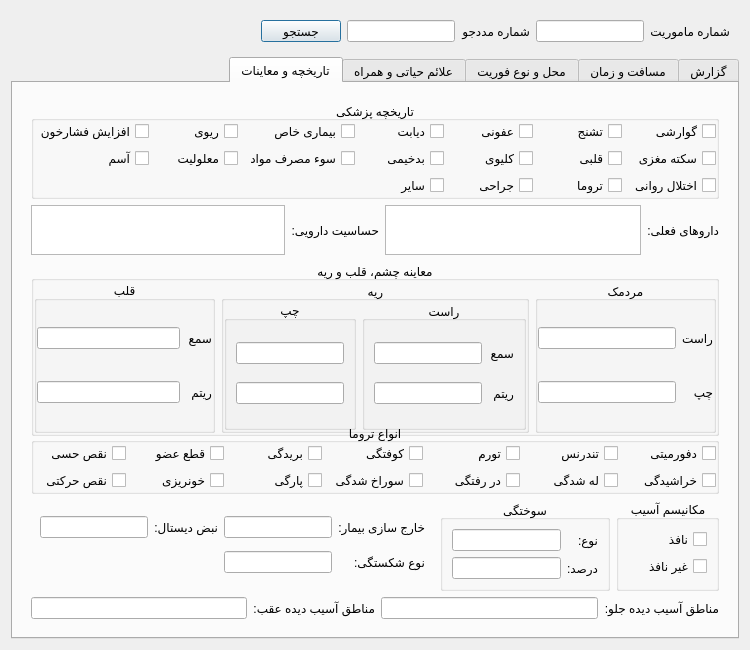
Before: the Qt Designer form src/hamyar_paygah/new_ui/widgets/mission_details_tab.ui in MohsenHNSJ/HamyarPaygahPy, drawn with Qt 5.
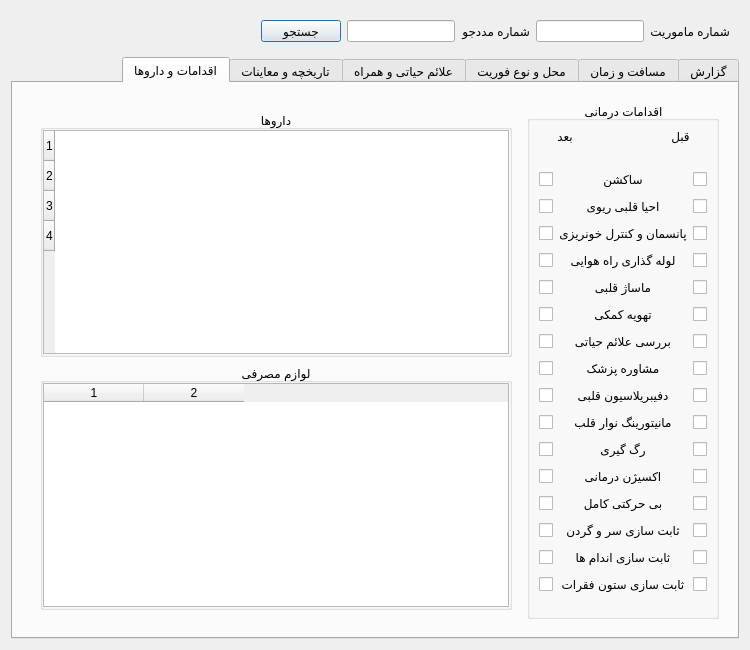
After: the same form once the commit is applied.

Commit message: Added medical actions section

What changed in the file:
```diff
--- a/src/hamyar_paygah/new_ui/widgets/mission_details_tab.ui
+++ b/src/hamyar_paygah/new_ui/widgets/mission_details_tab.ui
@@ -127,7 +127,7 @@
    <item>
     <widget class="QTabWidget" name="mission_data_tab_widget">
      <property name="currentIndex">
-      <number>4</number>
+      <number>5</number>
      </property>
      <property name="documentMode">
       <bool>false</bool>
@@ -2590,6 +2590,674 @@
        </item>
       </layout>
      </widget>
+     <widget class="QWidget" name="medical_actions_tab">
+      <attribute name="title">
+       <string>اقدامات و داروها</string>
+      </attribute>
+      <layout class="QVBoxLayout" name="verticalLayout_10">
+       <item>
+        <widget class="QWidget" name="medical_action_main_frame" native="true">
+         <layout class="QHBoxLayout" name="horizontalLayout_27">
+          <item>
+           <widget class="QGroupBox" name="medical_actions_group_box">
+            <property name="title">
+             <string>اقدامات درمانی</string>
+            </property>
+            <property name="alignment">
+             <set>Qt::AlignmentFlag::AlignCenter</set>
+            </property>
+            <layout class="QVBoxLayout" name="verticalLayout_14">
+             <property name="leftMargin">
+              <number>0</number>
+             </property>
+             <property name="topMargin">
+              <number>0</number>
+             </property>
+             <property name="rightMargin">
+              <number>0</number>
+             </property>
+             <property name="bottomMargin">
+              <number>0</number>
+             </property>
+             <item>
+              <widget class="QWidget" name="before_after_indicator_section" native="true">
+               <property name="maximumSize">
+                <size>
+                 <width>16777215</width>
+                 <height>30</height>
+                </size>
+               </property>
+               <layout class="QHBoxLayout" name="horizontalLayout_28">
+                <property name="spacing">
+                 <number>20</number>
+                </property>
+                <property name="leftMargin">
+                 <number>5</number>
+                </property>
+                <property name="topMargin">
+                 <number>5</number>
+                </property>
+                <property name="rightMargin">
+                 <number>5</number>
+                </property>
+                <property name="bottomMargin">
+                 <number>5</number>
+                </property>
+                <item>
+                 <widget class="QLabel" name="before_medical_action_label">
+                  <property name="text">
+                   <string>قبل</string>
+                  </property>
+                  <property name="textFormat">
+                   <enum>Qt::TextFormat::PlainText</enum>
+                  </property>
+                  <property name="alignment">
+                   <set>Qt::AlignmentFlag::AlignCenter</set>
+                  </property>
+                 </widget>
+                </item>
+                <item>
+                 <spacer name="horizontalSpacer">
+                  <property name="orientation">
+                   <enum>Qt::Orientation::Horizontal</enum>
+                  </property>
+                  <property name="sizeType">
+                   <enum>QSizePolicy::Policy::Preferred</enum>
+                  </property>
+                  <property name="sizeHint" stdset="0">
+                   <size>
+                    <width>35</width>
+                    <height>5</height>
+                   </size>
+                  </property>
+                 </spacer>
+                </item>
+                <item>
+                 <widget class="QLabel" name="after_medical_action_label">
+                  <property name="layoutDirection">
+                   <enum>Qt::LayoutDirection::RightToLeft</enum>
+                  </property>
+                  <property name="text">
+                   <string>بعد</string>
+                  </property>
+                  <property name="textFormat">
+                   <enum>Qt::TextFormat::PlainText</enum>
+                  </property>
+                  <property name="alignment">
+                   <set>Qt::AlignmentFlag::AlignCenter</set>
+                  </property>
+                 </widget>
+                </item>
+               </layout>
+              </widget>
+             </item>
+             <item>
+              <widget class="QWidget" name="medical_actions_grid" native="true">
+               <layout class="QGridLayout" name="gridLayout_11">
+                <item row="3" column="1">
+                 <widget class="QLabel" name="airway_tube_action_label">
+                  <property name="text">
+                   <string>لوله گذاری راه هوایی</string>
+                  </property>
+                  <property name="textFormat">
+                   <enum>Qt::TextFormat::PlainText</enum>
+                  </property>
+                  <property name="alignment">
+                   <set>Qt::AlignmentFlag::AlignCenter</set>
+                  </property>
+                 </widget>
+                </item>
+                <item row="7" column="1">
+                 <widget class="QLabel" name="consultation_action_label">
+                  <property name="text">
+                   <string>مشاوره پزشک</string>
+                  </property>
+                  <property name="textFormat">
+                   <enum>Qt::TextFormat::PlainText</enum>
+                  </property>
+                  <property name="alignment">
+                   <set>Qt::AlignmentFlag::AlignCenter</set>
+                  </property>
+                 </widget>
+                </item>
+                <item row="14" column="1">
+                 <widget class="QLabel" name="limb_fix_action_label">
+                  <property name="text">
+                   <string>ثابت سازی اندام ها</string>
+                  </property>
+                  <property name="textFormat">
+                   <enum>Qt::TextFormat::PlainText</enum>
+                  </property>
+                  <property name="alignment">
+                   <set>Qt::AlignmentFlag::AlignCenter</set>
+                  </property>
+                 </widget>
+                </item>
+                <item row="4" column="1">
+                 <widget class="QLabel" name="cardiac_massage_action_label">
+                  <property name="text">
+                   <string>ماساژ قلبی</string>
+                  </property>
+                  <property name="textFormat">
+                   <enum>Qt::TextFormat::PlainText</enum>
+                  </property>
+                  <property name="alignment">
+                   <set>Qt::AlignmentFlag::AlignCenter</set>
+                  </property>
+                 </widget>
+                </item>
+                <item row="15" column="0">
+                 <widget class="QCheckBox" name="spinal_fix_action_before_checkBox">
+                  <property name="text">
+                   <string/>
+                  </property>
+                 </widget>
+                </item>
+                <item row="15" column="2">
+                 <widget class="QCheckBox" name="spinal_fix_action_after_checkBox">
+                  <property name="text">
+                   <string/>
+                  </property>
+                 </widget>
+                </item>
+                <item row="15" column="1">
+                 <widget class="QLabel" name="spinal_fix_action_label">
+                  <property name="text">
+                   <string>ثابت سازی ستون فقرات</string>
+                  </property>
+                  <property name="textFormat">
+                   <enum>Qt::TextFormat::PlainText</enum>
+                  </property>
+                  <property name="alignment">
+                   <set>Qt::AlignmentFlag::AlignCenter</set>
+                  </property>
+                 </widget>
+                </item>
+                <item row="6" column="1">
+                 <widget class="QLabel" name="vital_sign_action_label">
+                  <property name="text">
+                   <string>بررسی علائم حیاتی</string>
+                  </property>
+                  <property name="textFormat">
+                   <enum>Qt::TextFormat::PlainText</enum>
+                  </property>
+                  <property name="alignment">
+                   <set>Qt::AlignmentFlag::AlignCenter</set>
+                  </property>
+                 </widget>
+                </item>
+                <item row="2" column="1">
+                 <widget class="QLabel" name="dressing_action_label">
+                  <property name="text">
+                   <string>پانسمان و کنترل خونریزی</string>
+                  </property>
+                  <property name="textFormat">
+                   <enum>Qt::TextFormat::PlainText</enum>
+                  </property>
+                  <property name="alignment">
+                   <set>Qt::AlignmentFlag::AlignCenter</set>
+                  </property>
+                 </widget>
+                </item>
+                <item row="8" column="1">
+                 <widget class="QLabel" name="defibrillation_action_label">
+                  <property name="text">
+                   <string>دفیبریلاسیون قلبی</string>
+                  </property>
+                  <property name="textFormat">
+                   <enum>Qt::TextFormat::PlainText</enum>
+                  </property>
+                  <property name="alignment">
+                   <set>Qt::AlignmentFlag::AlignCenter</set>
+                  </property>
+                 </widget>
+                </item>
+                <item row="11" column="1">
+                 <widget class="QLabel" name="oxygen_action_label">
+                  <property name="text">
+                   <string>اکسیژن درمانی</string>
+                  </property>
+                  <property name="textFormat">
+                   <enum>Qt::TextFormat::PlainText</enum>
+                  </property>
+                  <property name="alignment">
+                   <set>Qt::AlignmentFlag::AlignCenter</set>
+                  </property>
+                 </widget>
+                </item>
+                <item row="13" column="1">
+                 <widget class="QLabel" name="head_fix_action_label">
+                  <property name="text">
+                   <string>ثابت سازی سر و گردن</string>
+                  </property>
+                  <property name="textFormat">
+                   <enum>Qt::TextFormat::PlainText</enum>
+                  </property>
+                  <property name="alignment">
+                   <set>Qt::AlignmentFlag::AlignCenter</set>
+                  </property>
+                 </widget>
+                </item>
+                <item row="5" column="1">
+                 <widget class="QLabel" name="assisted_ventilation_action_label">
+                  <property name="text">
+                   <string>تهویه کمکی</string>
+                  </property>
+                  <property name="textFormat">
+                   <enum>Qt::TextFormat::PlainText</enum>
+                  </property>
+                  <property name="alignment">
+                   <set>Qt::AlignmentFlag::AlignCenter</set>
+                  </property>
+                 </widget>
+                </item>
+                <item row="1" column="1">
+                 <widget class="QLabel" name="cpr_action_label">
+                  <property name="text">
+                   <string>احیا قلبی ریوی</string>
+                  </property>
+                  <property name="textFormat">
+                   <enum>Qt::TextFormat::PlainText</enum>
+                  </property>
+                  <property name="alignment">
+                   <set>Qt::AlignmentFlag::AlignCenter</set>
+                  </property>
+                 </widget>
+                </item>
+                <item row="9" column="1">
+                 <widget class="QLabel" name="monitoring_action_label">
+                  <property name="text">
+                   <string>مانیتورینگ نوار قلب</string>
+                  </property>
+                  <property name="textFormat">
+                   <enum>Qt::TextFormat::PlainText</enum>
+                  </property>
+                  <property name="alignment">
+                   <set>Qt::AlignmentFlag::AlignCenter</set>
+                  </property>
+                 </widget>
+                </item>
+                <item row="12" column="1">
+                 <widget class="QLabel" name="cbr_action_label">
+                  <property name="text">
+                   <string>بی حرکتی کامل</string>
+                  </property>
+                  <property name="alignment">
+                   <set>Qt::AlignmentFlag::AlignCenter</set>
+                  </property>
+                 </widget>
+                </item>
+                <item row="10" column="1">
+                 <widget class="QLabel" name="iv_action_label">
+                  <property name="text">
+                   <string>رگ گیری</string>
+                  </property>
+                  <property name="textFormat">
+                   <enum>Qt::TextFormat::PlainText</enum>
+                  </property>
+                  <property name="alignment">
+                   <set>Qt::AlignmentFlag::AlignCenter</set>
+                  </property>
+                 </widget>
+                </item>
+                <item row="0" column="1">
+                 <widget class="QLabel" name="suction_action_label">
+                  <property name="text">
+                   <string>ساکشن</string>
+                  </property>
+                  <property name="textFormat">
+                   <enum>Qt::TextFormat::PlainText</enum>
+                  </property>
+                  <property name="alignment">
+                   <set>Qt::AlignmentFlag::AlignCenter</set>
+                  </property>
+                 </widget>
+                </item>
+                <item row="14" column="2">
+                 <widget class="QCheckBox" name="limb_fix_action_after_checkBox">
+                  <property name="text">
+                   <string/>
+                  </property>
+                 </widget>
+                </item>
+                <item row="13" column="2">
+                 <widget class="QCheckBox" name="head_fix_action_after_checkBox">
+                  <property name="text">
+                   <string/>
+                  </property>
+                 </widget>
+                </item>
+                <item row="12" column="2">
+                 <widget class="QCheckBox" name="cbr_action_after_checkBox">
+                  <property name="text">
+                   <string/>
+                  </property>
+                 </widget>
+                </item>
+                <item row="11" column="2">
+                 <widget class="QCheckBox" name="oxygen_action_after_checkBox">
+                  <property name="text">
+                   <string/>
+                  </property>
+                 </widget>
+                </item>
+                <item row="10" column="2">
+                 <widget class="QCheckBox" name="iv_action_after_checkBox">
+                  <property name="text">
+                   <string/>
+                  </property>
+                 </widget>
+                </item>
+                <item row="9" column="2">
+                 <widget class="QCheckBox" name="monitoring_action_after_checkBox">
+                  <property name="text">
+                   <string/>
+                  </property>
+                 </widget>
+                </item>
+                <item row="8" column="2">
+                 <widget class="QCheckBox" name="defibrillation_action_after_checkBox">
+                  <property name="text">
+                   <string/>
+                  </property>
+                 </widget>
+                </item>
+                <item row="7" column="2">
+                 <widget class="QCheckBox" name="consultation_action_after_checkBox">
+                  <property name="text">
+                   <string/>
+                  </property>
+                 </widget>
+                </item>
+                <item row="6" column="2">
+                 <widget class="QCheckBox" name="vital_sign_action_after_checkBox">
+                  <property name="text">
+                   <string/>
+                  </property>
+                 </widget>
+                </item>
+                <item row="5" column="2">
+                 <widget class="QCheckBox" name="assisted_ventilation_action_after_checkBox">
+                  <property name="text">
+                   <string/>
+                  </property>
+                 </widget>
+                </item>
+                <item row="4" column="2">
+                 <widget class="QCheckBox" name="cardiac_massage_action_after_checkBox">
+                  <property name="text">
+                   <string/>
+                  </property>
+                 </widget>
+                </item>
+                <item row="3" column="2">
+                 <widget class="QCheckBox" name="airway_tube_action_after_checkBox">
+                  <property name="text">
+                   <string/>
+                  </property>
+                 </widget>
+                </item>
+                <item row="2" column="2">
+                 <widget class="QCheckBox" name="dressing_action_after_checkBox">
+                  <property name="text">
+                   <string/>
+                  </property>
+                 </widget>
+                </item>
+                <item row="1" column="2">
+                 <widget class="QCheckBox" name="cpr_action_after_checkBox">
+                  <property name="text">
+                   <string/>
+                  </property>
+                 </widget>
+                </item>
+                <item row="0" column="2">
+                 <widget class="QCheckBox" name="suction_action_after_checkBox">
+                  <property name="text">
+                   <string/>
+                  </property>
+                 </widget>
+                </item>
+                <item row="14" column="0">
+                 <widget class="QCheckBox" name="limb_fix_action_before_checkBox">
+                  <property name="text">
+                   <string/>
+                  </property>
+                 </widget>
+                </item>
+                <item row="13" column="0">
+                 <widget class="QCheckBox" name="head_fix_action_before_checkBox">
+                  <property name="text">
+                   <string/>
+                  </property>
+                 </widget>
+                </item>
+                <item row="12" column="0">
+                 <widget class="QCheckBox" name="cbr_action_before_checkBox">
+                  <property name="text">
+                   <string/>
+                  </property>
+                 </widget>
+                </item>
+                <item row="11" column="0">
+                 <widget class="QCheckBox" name="oxygen_action_before_checkBox">
+                  <property name="text">
+                   <string/>
+                  </property>
+                 </widget>
+                </item>
+                <item row="10" column="0">
+                 <widget class="QCheckBox" name="iv_action_before_checkBox">
+                  <property name="text">
+                   <string/>
+                  </property>
+                 </widget>
+                </item>
+                <item row="9" column="0">
+                 <widget class="QCheckBox" name="monitoring_action_before_checkBox">
+                  <property name="text">
+                   <string/>
+                  </property>
+                 </widget>
+                </item>
+                <item row="8" column="0">
+                 <widget class="QCheckBox" name="defibrillation_action_before_checkBox">
+                  <property name="text">
+                   <string/>
+                  </property>
+                 </widget>
+                </item>
+                <item row="7" column="0">
+                 <widget class="QCheckBox" name="consultation_action_before_checkBox">
+                  <property name="text">
+                   <string/>
+                  </property>
+                 </widget>
+                </item>
+                <item row="6" column="0">
+                 <widget class="QCheckBox" name="vital_sign_action_before_checkBox">
+                  <property name="text">
+                   <string/>
+                  </property>
+                 </widget>
+                </item>
+                <item row="5" column="0">
+                 <widget class="QCheckBox" name="assisted_ventilation_action_before_checkBox">
+                  <property name="text">
+                   <string/>
+                  </property>
+                 </widget>
+                </item>
+                <item row="4" column="0">
+                 <widget class="QCheckBox" name="cardiac_massage_action_before_checkBox">
+                  <property name="text">
+                   <string/>
+                  </property>
+                 </widget>
+                </item>
+                <item row="3" column="0">
+                 <widget class="QCheckBox" name="airway_tube_action_before_checkBox"/>
+                </item>
+                <item row="2" column="0">
+                 <widget class="QCheckBox" name="dressing_action_before_checkBox">
+                  <property name="text">
+                   <string/>
+                  </property>
+                 </widget>
+                </item>
+                <item row="1" column="0">
+                 <widget class="QCheckBox" name="cpr_action_before_checkBox">
+                  <property name="text">
+                   <string/>
+                  </property>
+                 </widget>
+                </item>
+                <item row="0" column="0">
+                 <widget class="QCheckBox" name="suction_action_before_checkBox">
+                  <property name="text">
+                   <string/>
+                  </property>
+                 </widget>
+                </item>
+               </layout>
+              </widget>
+             </item>
+            </layout>
+           </widget>
+          </item>
+          <item>
+           <widget class="QWidget" name="consumables_and_drugs_section" native="true">
+            <layout class="QVBoxLayout" name="verticalLayout_11">
+             <item>
+              <widget class="QGroupBox" name="drugs_groupBox">
+               <property name="title">
+                <string>داروها</string>
+               </property>
+               <property name="alignment">
+                <set>Qt::AlignmentFlag::AlignCenter</set>
+               </property>
+               <layout class="QVBoxLayout" name="verticalLayout_12">
+                <property name="leftMargin">
+                 <number>0</number>
+                </property>
+                <property name="topMargin">
+                 <number>0</number>
+                </property>
+                <property name="rightMargin">
+                 <number>0</number>
+                </property>
+                <property name="bottomMargin">
+                 <number>0</number>
+                </property>
+                <item>
+                 <widget class="QTableWidget" name="drugs_list_table_widget">
+                  <property name="focusPolicy">
+                   <enum>Qt::FocusPolicy::NoFocus</enum>
+                  </property>
+                  <property name="layoutDirection">
+                   <enum>Qt::LayoutDirection::LeftToRight</enum>
+                  </property>
+                  <property name="editTriggers">
+                   <set>QAbstractItemView::EditTrigger::NoEditTriggers</set>
+                  </property>
+                  <property name="tabKeyNavigation">
+                   <bool>false</bool>
+                  </property>
+                  <property name="showDropIndicator" stdset="0">
+                   <bool>false</bool>
+                  </property>
+                  <property name="alternatingRowColors">
+                   <bool>true</bool>
+                  </property>
+                  <property name="selectionMode">
+                   <enum>QAbstractItemView::SelectionMode::NoSelection</enum>
+                  </property>
+                  <property name="cornerButtonEnabled">
+                   <bool>false</bool>
+                  </property>
+                  <property name="rowCount">
+                   <number>4</number>
+                  </property>
+                  <property name="supportedDragActions">
+                   <set>Qt::DropAction::IgnoreAction</set>
+                  </property>
+                  <row/>
+                  <row/>
+                  <row/>
+                  <row/>
+                 </widget>
+                </item>
+               </layout>
+              </widget>
+             </item>
+             <item>
+              <widget class="QGroupBox" name="consumables_groupBox">
+               <property name="title">
+                <string>لوازم مصرفی</string>
+               </property>
+               <property name="alignment">
+                <set>Qt::AlignmentFlag::AlignCenter</set>
+               </property>
+               <layout class="QVBoxLayout" name="verticalLayout_13">
+                <property name="leftMargin">
+                 <number>0</number>
+                </property>
+                <property name="topMargin">
+                 <number>0</number>
+                </property>
+                <property name="rightMargin">
+                 <number>0</number>
+                </property>
+                <property name="bottomMargin">
+                 <number>0</number>
+                </property>
+                <item>
+                 <widget class="QTableWidget" name="consumables_list_table_widget">
+                  <property name="focusPolicy">
+                   <enum>Qt::FocusPolicy::NoFocus</enum>
+                  </property>
+                  <property name="layoutDirection">
+                   <enum>Qt::LayoutDirection::LeftToRight</enum>
+                  </property>
+                  <property name="editTriggers">
+                   <set>QAbstractItemView::EditTrigger::NoEditTriggers</set>
+                  </property>
+                  <property name="tabKeyNavigation">
+                   <bool>false</bool>
+                  </property>
+                  <property name="showDropIndicator" stdset="0">
+                   <bool>false</bool>
+                  </property>
+                  <property name="alternatingRowColors">
+                   <bool>true</bool>
+                  </property>
+                  <property name="selectionMode">
+                   <enum>QAbstractItemView::SelectionMode::NoSelection</enum>
+                  </property>
+                  <property name="cornerButtonEnabled">
+                   <bool>false</bool>
+                  </property>
+                  <property name="columnCount">
+                   <number>2</number>
+                  </property>
+                  <property name="supportedDragActions">
+                   <set>Qt::DropAction::IgnoreAction</set>
+                  </property>
+                  <column/>
+                  <column/>
+                 </widget>
+                </item>
+               </layout>
+              </widget>
+             </item>
+            </layout>
+           </widget>
+          </item>
+         </layout>
+        </widget>
+       </item>
+      </layout>
+     </widget>
     </widget>
    </item>
   </layout>
```
The commit also changes 2 other files.
